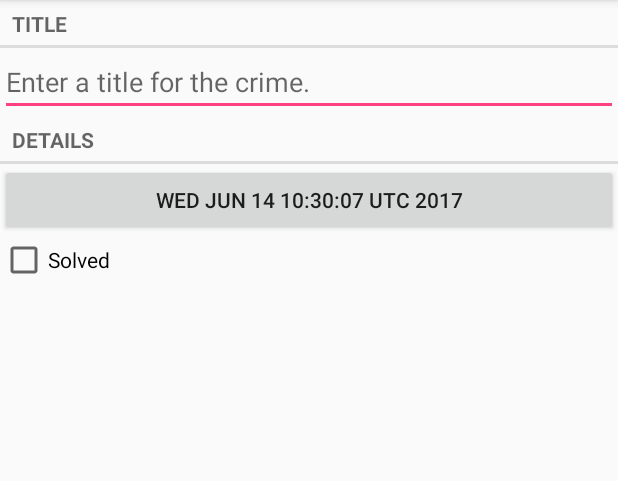
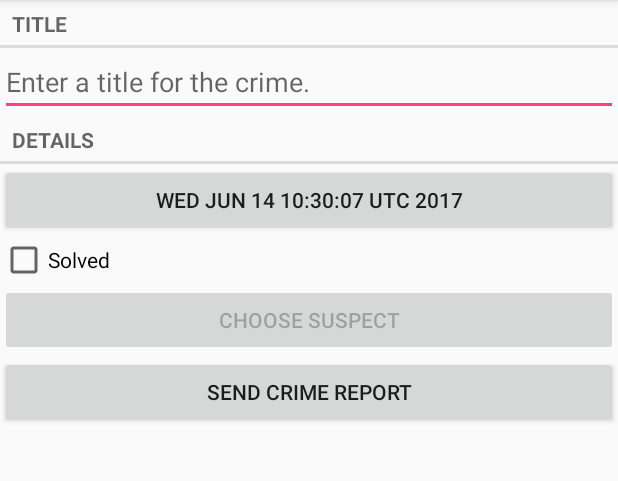
Before and after one commit to Ariel182/CriminalIntent, an Android app: the screen it shows after launch (CrimePagerActivity), after a tap on "New Crime", on a phone screen of 412 x 824 dp, the part 84-565 px from its top. Run offline under Robolectric (Android 15) with nearby library versions, the phone set to English and light mode, and no system bars.

Commit message:
fin capitulo 15

```diff
--- a/app/src/main/java/com/bignerdranch/android/criminalintent/Crime.java
+++ b/app/src/main/java/com/bignerdranch/android/criminalintent/Crime.java
@@ -12,6 +12,7 @@ public class Crime {
 	private String mTitle;
 	private Date mDate;
 	private boolean mSolved;
+	private String mSuspect;
 
 	public Crime(){
 		this(UUID.randomUUID());
@@ -49,4 +50,12 @@ public class Crime {
 	public void setSolved(boolean solved) {
 		mSolved = solved;
 	}
+
+	public String getSuspect() {
+		return mSuspect;
+	}
+
+	public void setSuspect(String suspect) {
+		mSuspect = suspect;
+	}
 }
--- a/app/src/main/java/com/bignerdranch/android/criminalintent/CrimeFragment.java
+++ b/app/src/main/java/com/bignerdranch/android/criminalintent/CrimeFragment.java
@@ -2,11 +2,16 @@ package com.bignerdranch.android.criminalintent;
 
 import android.app.Activity;
 import android.content.Intent;
+import android.content.pm.PackageManager;
+import android.database.Cursor;
+import android.net.Uri;
 import android.os.Bundle;
+import android.provider.ContactsContract;
 import android.support.v4.app.Fragment;
 import android.support.v4.app.FragmentManager;
 import android.text.Editable;
 import android.text.TextWatcher;
+import android.text.format.DateFormat;
 import android.view.LayoutInflater;
 import android.view.View;
 import android.view.ViewGroup;
@@ -28,11 +33,14 @@ public class CrimeFragment  extends Fragment {
 	private static final String ARG_CRIME_ID = "crime_id";
 	private static final String DIALOG_DATE = "DialogDate";
 	private static final int REQUEST_DATE = 0;
+	private static final int REQUEST_CONTACT = 1;
 
 	private Crime mCrime;
 	private EditText mTitleField;
 	private Button mDateButton;
 	private CheckBox mSolvedCheckBox;
+	private Button mReportButton;
+	private Button mSuspectButton;
 
 	public static CrimeFragment newInstance(UUID crimeId) {
 		Bundle args = new Bundle();
@@ -100,6 +108,37 @@ public class CrimeFragment  extends Fragment {
 			}
 		});
 
+		mReportButton = (Button) v.findViewById(R.id.crime_report);
+		mReportButton.setOnClickListener(new View.OnClickListener() {
+			public void onClick(View v) {
+				Intent i = new Intent(Intent.ACTION_SEND);
+				i.setType("text/plain");
+				i.putExtra(Intent.EXTRA_TEXT, getCrimeReport());
+				i.putExtra(Intent.EXTRA_SUBJECT, getString(R.string.crime_report_subject));
+				i = Intent.createChooser(i, getString(R.string.send_report));
+				startActivity(i);
+			}
+		});
+
+		final Intent pickContact = new Intent(Intent.ACTION_PICK,
+				ContactsContract.Contacts.CONTENT_URI);
+		mSuspectButton = (Button) v.findViewById(R.id.crime_suspect);
+		mSuspectButton.setOnClickListener(new View.OnClickListener() {
+			public void onClick(View v) {
+				startActivityForResult(pickContact, REQUEST_CONTACT);
+			}
+		});
+
+		if (mCrime.getSuspect() != null) {
+			mSuspectButton.setText(mCrime.getSuspect());
+		}
+
+		PackageManager packageManager = getActivity().getPackageManager();
+		if (packageManager.resolveActivity(pickContact,
+				PackageManager.MATCH_DEFAULT_ONLY) == null) {
+			mSuspectButton.setEnabled(false);
+		}
+
 		return v;
 	}
 
@@ -108,19 +147,67 @@ public class CrimeFragment  extends Fragment {
 	}
 
 	@Override
-	public void onActivityResult(int requestCode, int resultCode, Intent data){
-		if(resultCode != Activity.RESULT_OK) {
+	public void onActivityResult(int requestCode, int resultCode, Intent data) {
+		if (resultCode != Activity.RESULT_OK) {
 			return;
 		}
 
-		if(requestCode == REQUEST_DATE) {
-			Date date = (Date)data.getSerializableExtra(DatePickerFragment.EXTRA_DATE);
+		if (requestCode == REQUEST_DATE) {
+			Date date = (Date) data.getSerializableExtra(DatePickerFragment.EXTRA_DATE);
 			mCrime.setDate(date);
 			updateDate();
+		}
+		else if (requestCode == REQUEST_CONTACT && data != null) {
+			Uri contactUri = data.getData();
+			// Specify which fields you want your query to return values for
+			String[] queryFields = new String[]{
+					ContactsContract.Contacts.DISPLAY_NAME
+			};
+			// Perform your query - the contactUri is like a "where" clause here
+			Cursor c = getActivity().getContentResolver().query(contactUri, queryFields, null, null, null);
+			try {
+				// Double-check that you actually got results
+				if (c.getCount() == 0) {
+					return;
+				}
+				// Pull out the first column of the first row of data -
+				// that is your suspect's name
+				c.moveToFirst();
+				String suspect = c.getString(0);
+				mCrime.setSuspect(suspect);
+				mSuspectButton.setText(suspect);
+			} finally {
+				c.close();
+			}
 		}
 	}
 
 	private void updateDate() {
 		mDateButton.setText(mCrime.getDate().toString());
 	}
+
+	private String getCrimeReport() {
+		String solvedString = null;
+		if (mCrime.isSolved()) {
+			solvedString = getString(R.string.crime_report_solved);
+		} else {
+			solvedString = getString(R.string.crime_report_unsolved);
+		}
+
+		String dateFormat = "EEE, MMM dd";
+		String dateString = DateFormat.format(dateFormat,
+				mCrime.getDate()).toString();
+
+		String suspect = mCrime.getSuspect();
+		if (suspect == null) {
+			suspect = getString(R.string.crime_report_no_suspect);
+		} else {
+			suspect = getString(R.string.crime_report_suspect, suspect);
+		}
+
+		String report = getString(R.string.crime_report,
+				mCrime.getTitle(), dateString, solvedString, suspect);
+
+		return report;
+	}
 }
--- a/app/src/main/java/com/bignerdranch/android/criminalintent/CrimeLab.java
+++ b/app/src/main/java/com/bignerdranch/android/criminalintent/CrimeLab.java
@@ -103,6 +103,7 @@ public class CrimeLab {
 		values.put(CrimeTable.Cols.TITLE, crime.getTitle());
 		values.put(CrimeTable.Cols.DATE, crime.getDate().getTime());
 		values.put(CrimeTable.Cols.SOLVED, crime.isSolved() ? 1 : 0);
+		values.put(CrimeTable.Cols.SUSPECT, crime.getSuspect());
 
 		return values;
 	}
--- a/app/src/main/java/com/bignerdranch/android/criminalintent/database/CrimeBaseHelper.java
+++ b/app/src/main/java/com/bignerdranch/android/criminalintent/database/CrimeBaseHelper.java
@@ -25,7 +25,8 @@ public class CrimeBaseHelper extends SQLiteOpenHelper {
 				CrimeTable.Cols.UUID + ", " +
 				CrimeTable.Cols.TITLE + ", " +
 				CrimeTable.Cols.DATE + ", " +
-				CrimeTable.Cols.SOLVED +
+				CrimeTable.Cols.SOLVED + ", " +
+				CrimeTable.Cols.SUSPECT +
 				")"
 		);
 	}
--- a/app/src/main/java/com/bignerdranch/android/criminalintent/database/CrimeCursorWrapper.java
+++ b/app/src/main/java/com/bignerdranch/android/criminalintent/database/CrimeCursorWrapper.java
@@ -23,11 +23,13 @@ public class CrimeCursorWrapper extends CursorWrapper {
 		String title = getString(getColumnIndex(CrimeTable.Cols.TITLE));
 		long date = getLong(getColumnIndex(CrimeTable.Cols.DATE));
 		int isSolved = getInt(getColumnIndex(CrimeTable.Cols.SOLVED));
+		String suspect = getString(getColumnIndex(CrimeTable.Cols.SUSPECT));
 
 		Crime crime = new Crime(UUID.fromString(uuidString));
 		crime.setTitle(title);
 		crime.setDate(new Date(date));
 		crime.setSolved(isSolved != 0);
+		crime.setSuspect(suspect);
 
 		return crime;
 	}
--- a/app/src/main/java/com/bignerdranch/android/criminalintent/database/CrimeDbSchema.java
+++ b/app/src/main/java/com/bignerdranch/android/criminalintent/database/CrimeDbSchema.java
@@ -14,6 +14,7 @@ public class CrimeDbSchema {
 			public static final String TITLE = "title";
 			public static final String DATE = "date";
 			public static final String SOLVED = "solved";
+			public static final String SUSPECT = "suspect";
 		}
 	}
 }
--- a/app/src/main/res/layout/fragment_crime.xml
+++ b/app/src/main/res/layout/fragment_crime.xml
@@ -28,4 +28,14 @@
         android:layout_width="match_parent"
         android:layout_height="wrap_content"
         android:text="@string/crime_solved_label"/>
+    <Button
+        android:id="@+id/crime_suspect"
+        android:layout_width="match_parent"
+        android:layout_height="wrap_content"
+        android:text="@string/crime_suspect_text"/>
+    <Button
+        android:id="@+id/crime_report"
+        android:layout_width="match_parent"
+        android:layout_height="wrap_content"
+        android:text="@string/crime_report_text"/>
 </LinearLayout>
--- a/app/src/main/res/values/strings.xml
+++ b/app/src/main/res/values/strings.xml
@@ -9,4 +9,15 @@
     <string name="show_subtitle">Show Subtitle</string>
     <string name="hide_subtitle">Hide Subtitle</string>
     <string name="subtitle_format">%1$d crimes</string>
+    <string name="crime_suspect_text">Choose Suspect</string>
+    <string name="crime_report_text">Send Crime Report</string>
+    <string name="crime_report">%1$s!
+      The crime was discovered on %2$s. %3$s, and %4$s
+    </string>
+    <string name="crime_report_solved">The case is solved</string>
+    <string name="crime_report_unsolved">The case is not solved</string>
+    <string name="crime_report_no_suspect">there is no suspect.</string>
+    <string name="crime_report_suspect">the suspect is %s.</string>
+    <string name="crime_report_subject">CriminalIntent Crime Report</string>
+    <string name="send_report">Send crime report via</string>
 </resources>
--- a/build.gradle
+++ b/build.gradle
@@ -5,7 +5,7 @@ buildscript {
         jcenter()
     }
     dependencies {
-        classpath 'com.android.tools.build:gradle:2.3.2'
+        classpath 'com.android.tools.build:gradle:2.3.3'
 
         // NOTE: Do not place your application dependencies here; they belong
         // in the individual module build.gradle files
--- a/gradle.properties
+++ b/gradle.properties
@@ -12,7 +12,7 @@
 # This option should only be used with decoupled projects. More details, visit
 # http://www.gradle.org/docs/current/userguide/multi_project_builds.html#sec:decoupled_projects
 # org.gradle.parallel=true
-#Mon Jun 12 11:41:10 ART 2017
+#Wed Jun 14 13:24:58 ART 2017
 systemProp.http.proxyPassword=Nextel30
 systemProp.http.proxyHost=proxynew
 org.gradle.jvmargs=-Xmx1536m
```
